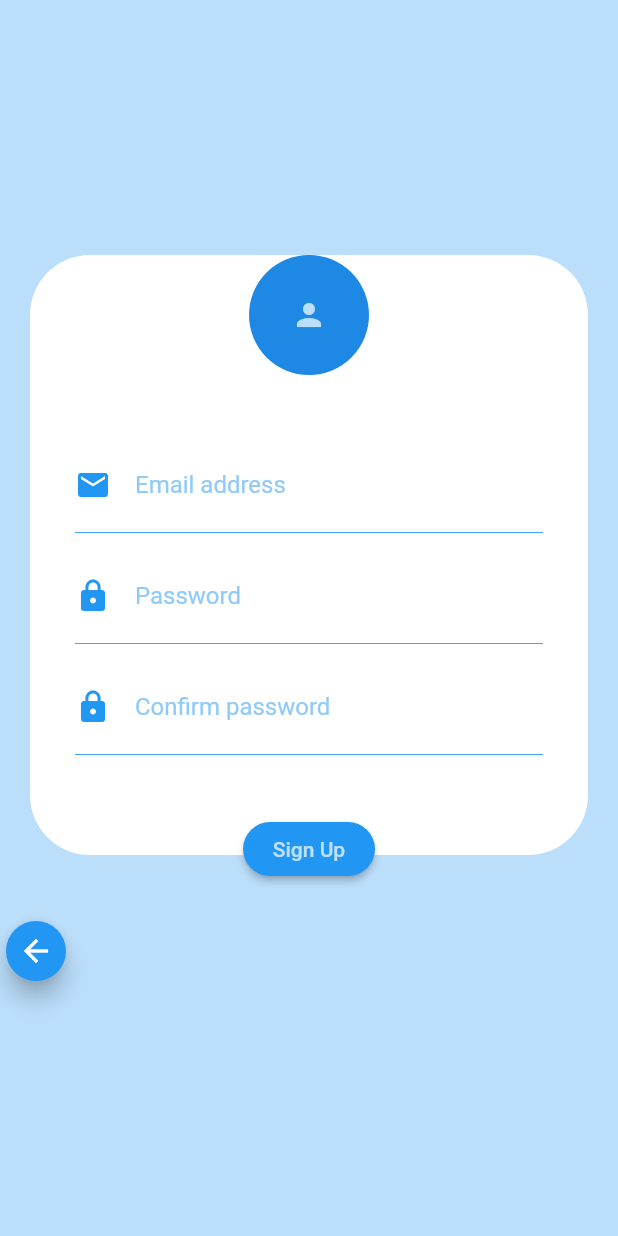
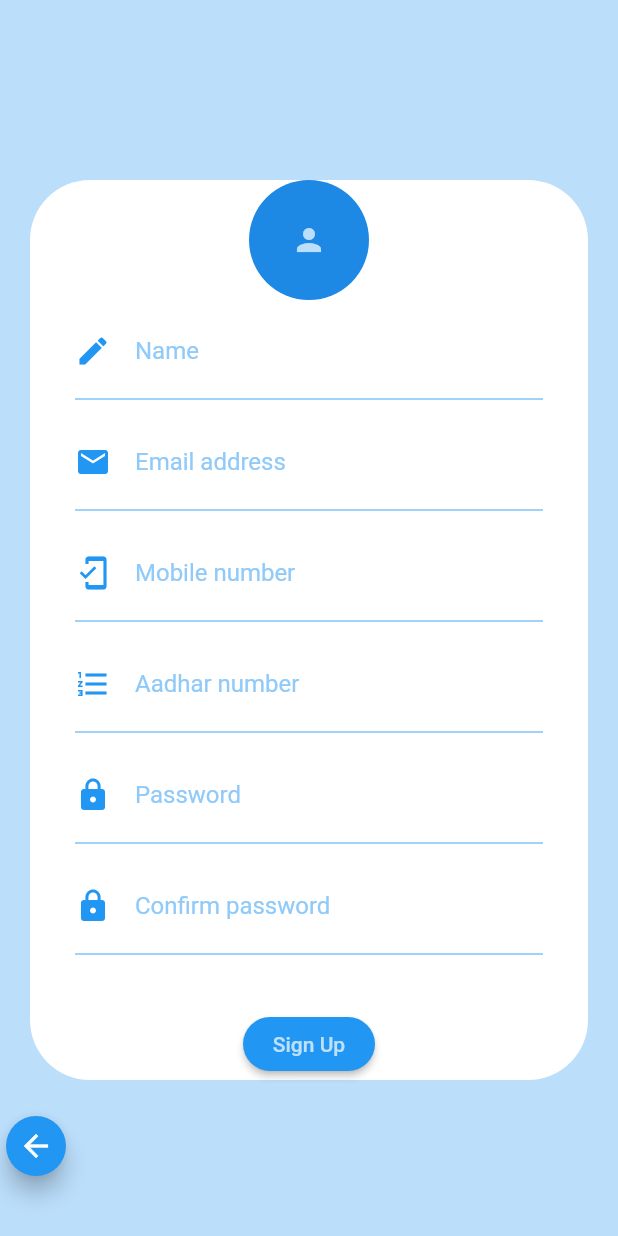
Before and after one commit to saarthak08/eVoting-dApp, a Flutter app: the SignupPage screen opened directly, on a phone screen of 412 x 824 dp. Run offline on Flutter 3.47's test engine with Material 2 defaults, Android fonts, the light colour scheme and no system bars; our stand-ins replace cached_network_image; statements that could not run were skipped.

Commit message:
added more fields in signup form

```diff
--- a/Flutter-Frontend/lib/src/Widgets/login.dart
+++ b/Flutter-Frontend/lib/src/Widgets/login.dart
@@ -1,4 +1,5 @@
 import 'package:evotingapp/src/Widgets/signup.dart';
+import 'package:evotingapp/src/Widgets/main.dart';
 import 'package:flutter/material.dart';
 // import 'package:flutter_custom_clippers/flutter_custom_clippers.dart';
 // import 'package:flutter_ui_challenges/core/presentation/res/assets.dart';
@@ -13,13 +14,13 @@ class LoginPage extends StatelessWidget {
       child: ListView(
         children: <Widget>[
           SizedBox(
-            height: 30.0,
+            height: 90.0,
           ),
           // CircleAvatar(child: PNetworkImage(origami), maxRadius: 50, backgroundColor: Colors.transparent,),
-          SizedBox(
-            height: 20.0,
-          ),
-          _buildLoginForm(),
+          // SizedBox(
+          //   height: 20.0,
+          // ),
+          _buildLoginForm(context),
           Row(
             mainAxisAlignment: MainAxisAlignment.center,
             children: <Widget>[
@@ -40,7 +41,7 @@ class LoginPage extends StatelessWidget {
     );
   }
 
-  Container _buildLoginForm() {
+  Container _buildLoginForm(BuildContext context) {
     return Container(
       padding: EdgeInsets.all(20.0),
       child: Stack(
@@ -133,7 +134,12 @@ class LoginPage extends StatelessWidget {
             child: Align(
               alignment: Alignment.bottomCenter,
               child: RaisedButton(
-                onPressed: () {},
+                onPressed: () {
+                  Navigator.push(
+                      context,
+                      MaterialPageRoute(
+                          builder: (BuildContext context) => MainPage()));
+                },
                 shape: RoundedRectangleBorder(
                     borderRadius: BorderRadius.circular(40.0)),
                 child: Text("Login", style: TextStyle(color: Colors.white70)),
--- a/Flutter-Frontend/lib/src/Widgets/signup.dart
+++ b/Flutter-Frontend/lib/src/Widgets/signup.dart
@@ -8,16 +8,10 @@ class SignupPage extends StatelessWidget {
       color: Colors.blue.shade100,
       child: ListView(
         children: <Widget>[
-          SizedBox(
-            height: 30.0,
-          ),
           CircleAvatar(
             // child: PNetworkImage(origami),
             maxRadius: 50,
             backgroundColor: Colors.transparent,
-          ),
-          SizedBox(
-            height: 20.0,
           ),
           _buildLoginForm(),
           Row(
@@ -45,17 +39,36 @@ class SignupPage extends StatelessWidget {
         children: <Widget>[
           ClipPath(
             child: Container(
-              height: 400,
+              height: 600,
               padding: EdgeInsets.all(10.0),
               decoration: BoxDecoration(
                 borderRadius: BorderRadius.all(Radius.circular(40.0)),
                 color: Colors.white,
               ),
               child: Column(
-                mainAxisAlignment: MainAxisAlignment.center,
                 children: <Widget>[
                   SizedBox(
-                    height: 90.0,
+                    height: 80.0,
+                  ),
+                  Container(
+                      padding: EdgeInsets.symmetric(horizontal: 20.0),
+                      child: TextField(
+                        style: TextStyle(color: Colors.blue),
+                        decoration: InputDecoration(
+                            hintText: "Name",
+                            hintStyle: TextStyle(color: Colors.blue.shade200),
+                            border: InputBorder.none,
+                            icon: Icon(
+                              Icons.edit,
+                              color: Colors.blue,
+                            )),
+                      )),
+                  Container(
+                    child: Divider(
+                      color: Colors.blue.shade400,
+                    ),
+                    padding:
+                        EdgeInsets.only(left: 20.0, right: 20.0, bottom: 10.0),
                   ),
                   Container(
                       padding: EdgeInsets.symmetric(horizontal: 20.0),
@@ -67,6 +80,46 @@ class SignupPage extends StatelessWidget {
                             border: InputBorder.none,
                             icon: Icon(
                               Icons.email,
+                              color: Colors.blue,
+                            )),
+                      )),
+                  Container(
+                    child: Divider(
+                      color: Colors.blue.shade400,
+                    ),
+                    padding:
+                        EdgeInsets.only(left: 20.0, right: 20.0, bottom: 10.0),
+                  ),
+                  Container(
+                      padding: EdgeInsets.symmetric(horizontal: 20.0),
+                      child: TextField(
+                        style: TextStyle(color: Colors.blue),
+                        decoration: InputDecoration(
+                            hintText: "Mobile number",
+                            hintStyle: TextStyle(color: Colors.blue.shade200),
+                            border: InputBorder.none,
+                            icon: Icon(
+                              Icons.mobile_friendly,
+                              color: Colors.blue,
+                            )),
+                      )),
+                  Container(
+                    child: Divider(
+                      color: Colors.blue.shade400,
+                    ),
+                    padding:
+                        EdgeInsets.only(left: 20.0, right: 20.0, bottom: 10.0),
+                  ),
+                  Container(
+                      padding: EdgeInsets.symmetric(horizontal: 20.0),
+                      child: TextField(
+                        style: TextStyle(color: Colors.blue),
+                        decoration: InputDecoration(
+                            hintText: "Aadhar number",
+                            hintStyle: TextStyle(color: Colors.blue.shade200),
+                            border: InputBorder.none,
+                            icon: Icon(
+                              Icons.format_list_numbered,
                               color: Colors.blue,
                             )),
                       )),
@@ -135,7 +188,7 @@ class SignupPage extends StatelessWidget {
             ],
           ),
           Container(
-            height: 420,
+            height: 600,
             child: Align(
               alignment: Alignment.bottomCenter,
               child: RaisedButton(
```
